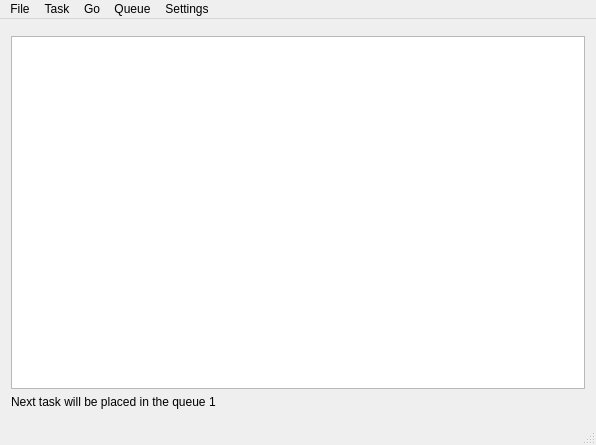
The window that src/Main_window.ui (Riateche/ridual) describes before a commit, drawn with Qt 5.
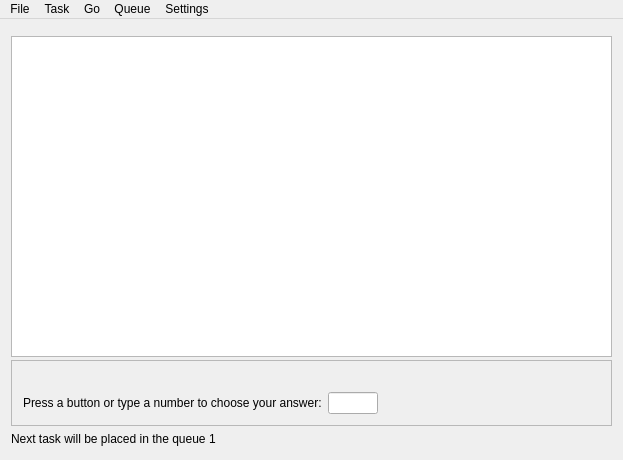
The same window after the commit. Custom widgets are drawn as their Qt base class.

Commit message: new feature: questions and answers in main window

What changed in the file:
```diff
--- a/src/Main_window.ui
+++ b/src/Main_window.ui
@@ -6,8 +6,8 @@
    <rect>
     <x>0</x>
     <y>0</y>
-    <width>596</width>
-    <height>445</height>
+    <width>623</width>
+    <height>460</height>
    </rect>
   </property>
   <property name="windowTitle">
@@ -34,7 +34,7 @@
     <item>
      <widget class="QTableView" name="tasks_table">
       <property name="verticalScrollBarPolicy">
-       <enum>Qt::ScrollBarAlwaysOff</enum>
+       <enum>Qt::ScrollBarAsNeeded</enum>
       </property>
       <property name="horizontalScrollBarPolicy">
        <enum>Qt::ScrollBarAlwaysOff</enum>
@@ -68,6 +68,77 @@
       </attribute>
      </widget>
     </item>
+    <item>
+     <widget class="QFrame" name="question_frame">
+      <property name="sizePolicy">
+       <sizepolicy hsizetype="Ignored" vsizetype="Preferred">
+        <horstretch>0</horstretch>
+        <verstretch>0</verstretch>
+       </sizepolicy>
+      </property>
+      <property name="frameShape">
+       <enum>QFrame::StyledPanel</enum>
+      </property>
+      <property name="frameShadow">
+       <enum>QFrame::Raised</enum>
+      </property>
+      <layout class="QVBoxLayout" name="verticalLayout_2">
+       <item>
+        <widget class="QLabel" name="question_message">
+         <property name="text">
+          <string/>
+         </property>
+        </widget>
+       </item>
+       <item>
+        <layout class="QGridLayout" name="question_buttons_layout"/>
+       </item>
+       <item>
+        <layout class="QHBoxLayout" name="horizontalLayout_4">
+         <item>
+          <widget class="QLabel" name="label">
+           <property name="text">
+            <string>Press a button or type a number to choose your answer:</string>
+           </property>
+          </widget>
+         </item>
+         <item>
+          <widget class="QLineEdit" name="question_answer_editor">
+           <property name="minimumSize">
+            <size>
+             <width>50</width>
+             <height>0</height>
+            </size>
+           </property>
+           <property name="maximumSize">
+            <size>
+             <width>50</width>
+             <height>16777215</height>
+            </size>
+           </property>
+           <property name="maxLength">
+            <number>1</number>
+           </property>
+          </widget>
+         </item>
+         <item>
+          <spacer name="horizontalSpacer_2">
+           <property name="orientation">
+            <enum>Qt::Horizontal</enum>
+           </property>
+           <property name="sizeHint" stdset="0">
+            <size>
+             <width>40</width>
+             <height>20</height>
+            </size>
+           </property>
+          </spacer>
+         </item>
+        </layout>
+       </item>
+      </layout>
+     </widget>
+    </item>
     <item>
      <widget class="QWidget" name="current_queue_notice" native="true">
       <layout class="QHBoxLayout" name="horizontalLayout_2">
@@ -114,7 +185,7 @@
     <rect>
      <x>0</x>
      <y>0</y>
-     <width>596</width>
+     <width>623</width>
      <height>27</height>
     </rect>
    </property>
@@ -181,7 +252,6 @@
    <addaction name="menu_queue"/>
    <addaction name="menu_settings"/>
   </widget>
-  <widget class="QStatusBar" name="statusBar"/>
   <action name="action_hotkeys">
    <property name="text">
     <string>Hotkeys</string>
```
Left out of the diff: 44 changed lines with no effect on the pictures. The commit also changes 14 other files.
